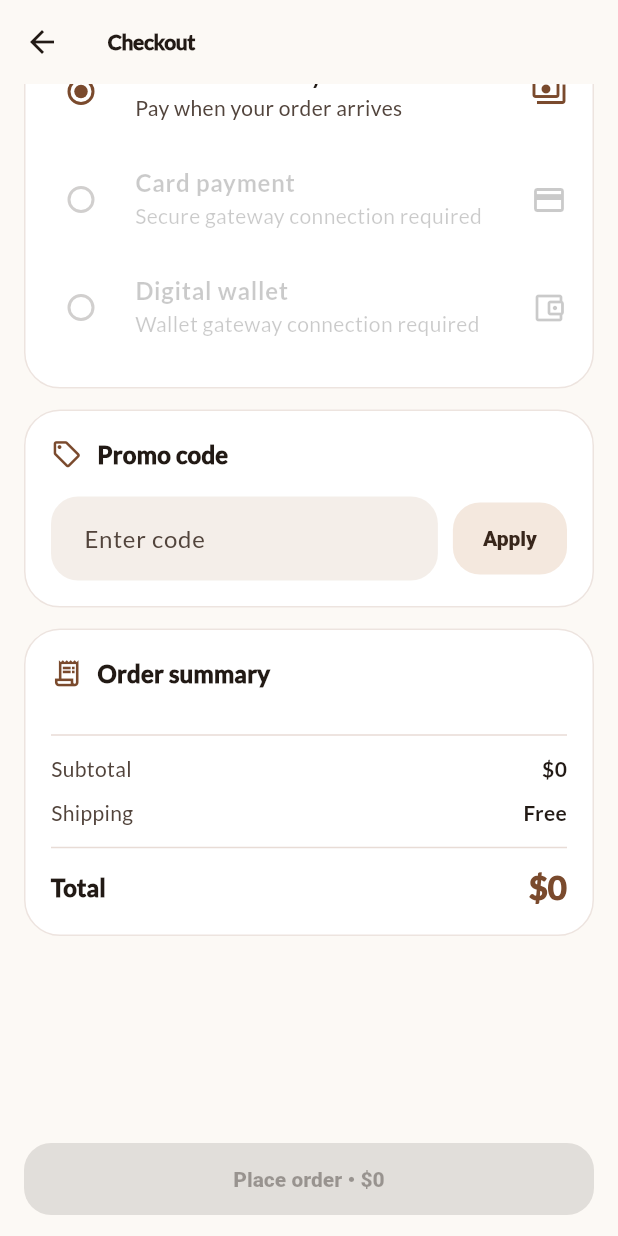
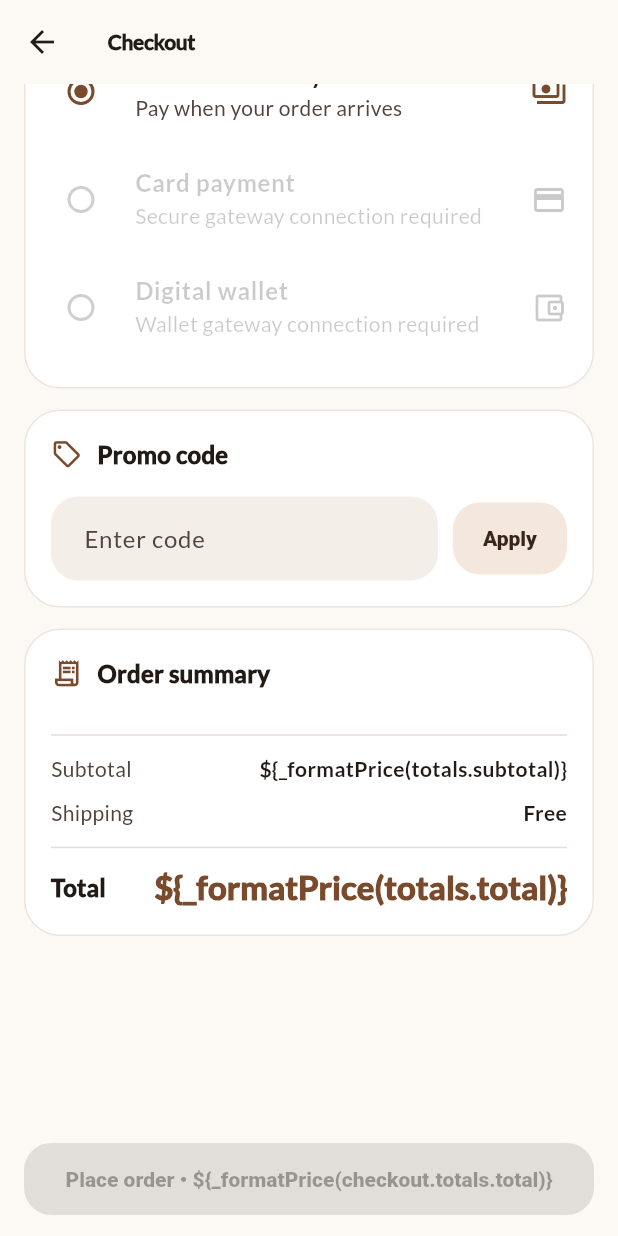
Before and after one commit to Husseinabozina/shop_application, a Flutter app: the CheckoutScreen screen opened by its route, scrolled down 343 dp, on a phone screen of 412 x 824 dp. Run offline on Flutter 3.47's test engine with Material 3 defaults, Android fonts, the phone set to English and light mode, and no system bars; our stand-ins replace firebase_core, freezed_annotation, get_it, shared_preferences; accounts and stored records are empty.

Commit message:
refactor: finish checkout interpolation cleanup

```diff
--- a/lib/features/checkout/presentation/screens/checkout_screen.dart
+++ b/lib/features/checkout/presentation/screens/checkout_screen.dart
@@ -199,8 +199,7 @@ class _CheckoutScreenState extends State<CheckoutScreen> {
                       ),
                     )
                   : Text(
-                      'Place order • \$' +
-                          _formatPrice(checkout.totals.total),
+                      'Place order • \${_formatPrice(checkout.totals.total)}',
                     ),
             ),
           );
@@ -264,11 +263,7 @@ class _CheckoutScreenState extends State<CheckoutScreen> {
                             ),
                           ),
                           subtitle: Text(
-                            address.addressLine1 +
-                                ', ' +
-                                address.city +
-                                ', ' +
-                                address.country,
+                            '${address.addressLine1}, ${address.city}, ${address.country}',
                           ),
                           trailing: address.isDefault
                               ? const Icon(Icons.check_circle_rounded)
@@ -379,9 +374,7 @@ class _CheckoutScreenState extends State<CheckoutScreen> {
         icon: const Icon(Icons.check_circle_outline_rounded),
         title: const Text('Order placed'),
         content: Text(
-          'Order #' +
-              (checkout.completedOrderId ?? '') +
-              ' has been created successfully.',
+          'Order #${checkout.completedOrderId ?? ''} has been created successfully.',
         ),
         actions: [
           FilledButton(
@@ -667,12 +660,10 @@ class _OrderSummary extends StatelessWidget {
               children: [
                 Expanded(
                   child: Text(
-                    item.title +
-                        ' × ' +
-                        _formatQuantity(item.quantity),
+                    '${item.title} × ${_formatQuantity(item.quantity)}',
                   ),
                 ),
-                Text('\$' + _formatPrice(item.total)),
+                Text('\${_formatPrice(item.total)}'),
               ],
             ),
           ),
@@ -680,20 +671,20 @@ class _OrderSummary extends StatelessWidget {
         const Divider(height: 26),
         _SummaryRow(
           label: 'Subtotal',
-          value: '\$' + _formatPrice(totals.subtotal),
+          value: '\${_formatPrice(totals.subtotal)}',
         ),
         const SizedBox(height: 9),
         _SummaryRow(
           label: 'Shipping',
           value: totals.shipping == 0
               ? 'Free'
-              : '\$' + _formatPrice(totals.shipping),
+              : '\${_formatPrice(totals.shipping)}',
         ),
         if (totals.discount > 0) ...[
           const SizedBox(height: 9),
           _SummaryRow(
             label: 'Discount',
-            value: '-\$' + _formatPrice(totals.discount),
+            value: '-\${_formatPrice(totals.discount)}',
           ),
         ],
         const Divider(height: 26),
@@ -707,7 +698,7 @@ class _OrderSummary extends StatelessWidget {
             ),
             const Spacer(),
             Text(
-              '\$' + _formatPrice(totals.total),
+              '\${_formatPrice(totals.total)}',
               style: theme.textTheme.titleLarge?.copyWith(
                 fontWeight: FontWeight.w900,
                 color: theme.colorScheme.primary,
```
